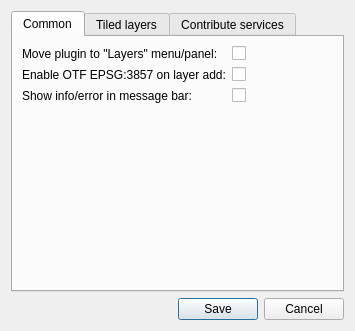
The window that src/settings_dialog_base.ui (nextgis/quickmapservices) describes before a commit, drawn with Qt 5.
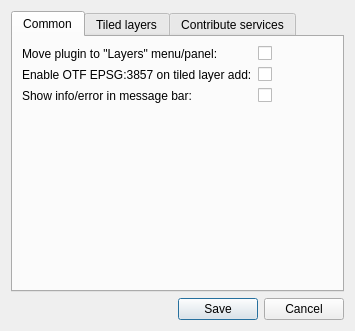
The same window after the commit.

Commit message: OTF Transform applying on tiled layers add

Patch:
```diff
--- a/src/settings_dialog_base.ui
+++ b/src/settings_dialog_base.ui
@@ -48,7 +48,7 @@
        <item row="1" column="0">
         <widget class="QLabel" name="label_3">
          <property name="text">
-          <string>Enable OTF EPSG:3857 on layer add:</string>
+          <string>Enable OTF EPSG:3857 on tiled layer add:</string>
          </property>
         </widget>
        </item>
```
The commit also changes 1 other file.
